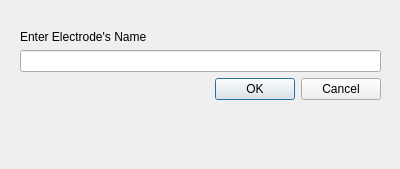
Before: the Qt Designer form SEEGAtlas/NameInputDialog.ui in IbisNeuronav/IbisPluginsExtraSEEG, drawn with Qt 5.
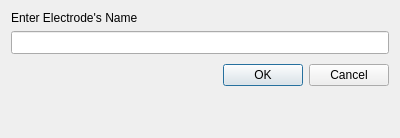
After: the same form once the commit is applied.

```diff
--- a/SEEGAtlas/NameInputDialog.ui
+++ b/SEEGAtlas/NameInputDialog.ui
@@ -7,21 +7,14 @@
     <x>0</x>
     <y>0</y>
     <width>400</width>
-    <height>169</height>
+    <height>138</height>
    </rect>
   </property>
   <property name="windowTitle">
    <string>Dialog</string>
   </property>
-  <widget class="QWidget" name="layoutWidget">
-   <property name="geometry">
-    <rect>
-     <x>20</x>
-     <y>30</y>
-     <width>361</width>
-     <height>85</height>
-    </rect>
-   </property>
+  <layout class="QVBoxLayout" name="verticalLayout">
+   <item>
    <layout class="QFormLayout" name="formLayout">
     <item row="0" column="0">
      <widget class="QLabel" name="label">
@@ -31,10 +24,23 @@
      </widget>
     </item>
     <item row="1" column="0" colspan="2">
-     <widget class="QLineEdit" name="lineEditName"/>
+      <widget class="QLineEdit" name="lineEditName">
+       <property name="minimumSize">
+        <size>
+         <width>0</width>
+         <height>23</height>
+        </size>
+       </property>
+      </widget>
     </item>
     <item row="2" column="1">
      <widget class="QDialogButtonBox" name="buttonBox">
+       <property name="minimumSize">
+        <size>
+         <width>216</width>
+         <height>30</height>
+        </size>
+       </property>
       <property name="orientation">
        <enum>Qt::Horizontal</enum>
       </property>
@@ -44,7 +50,21 @@
      </widget>
     </item>
    </layout>
-  </widget>
+   </item>
+   <item>
+    <spacer name="verticalSpacer">
+     <property name="orientation">
+      <enum>Qt::Vertical</enum>
+     </property>
+     <property name="sizeHint" stdset="0">
+      <size>
+       <width>20</width>
+       <height>7</height>
+      </size>
+     </property>
+    </spacer>
+   </item>
+  </layout>
  </widget>
  <resources/>
  <connections>
```
Lines whose indentation alone changed are shown as unchanged.
